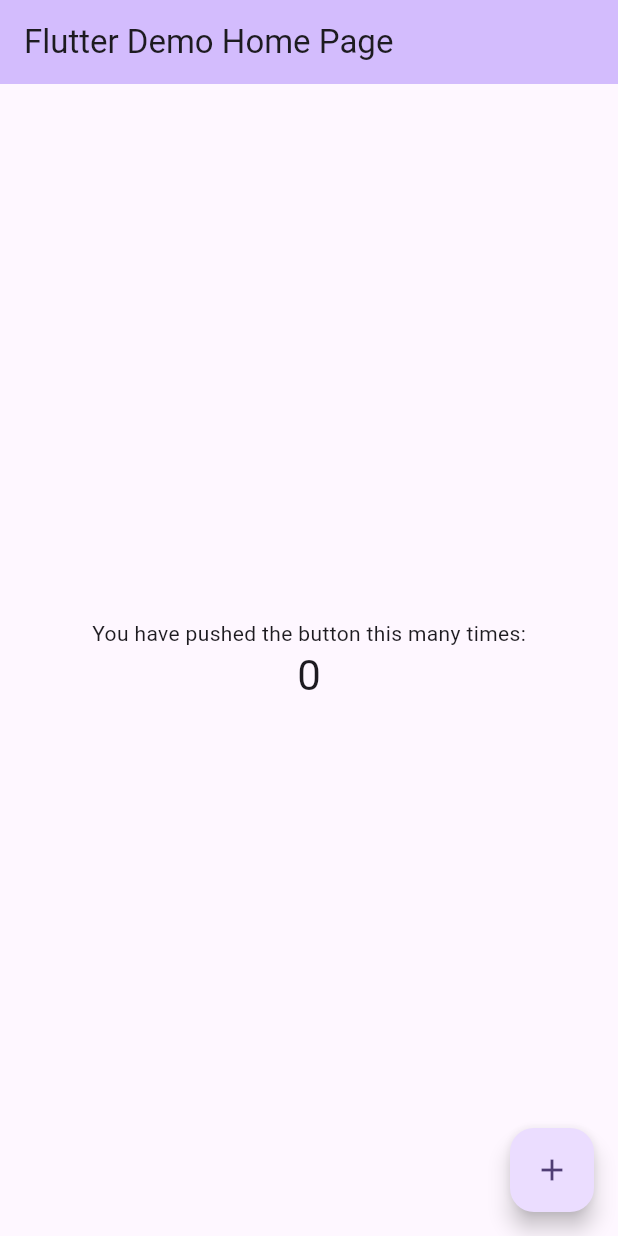
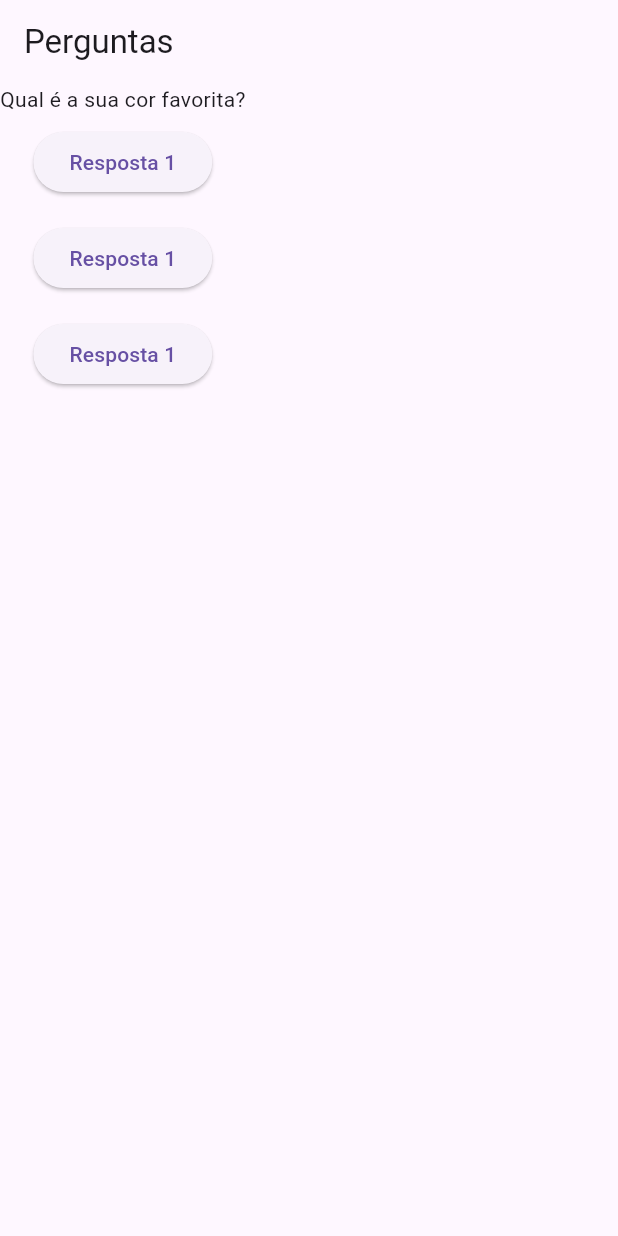
Before and after one commit to tiagors09/projeto_perguntas, a Flutter app: the screen it shows after launch, on a phone screen of 412 x 824 dp. Run offline on Flutter 3.47's test engine with Material 3 defaults, Android fonts, the phone set to English and light mode, and no system bars.

Commit message:
creating questions and answers

```diff
--- a/lib/main.dart
+++ b/lib/main.dart
@@ -1,69 +1,43 @@
 import 'package:flutter/material.dart';
 
-void main() {
-  runApp(const MyApp());
+main() {
+  runApp(PerguntaApp());
 }
 
-class MyApp extends StatelessWidget {
-  const MyApp({super.key});
-
+class PerguntaApp extends StatelessWidget {
   @override
   Widget build(BuildContext context) {
+    final List<String> perguntas = [
+      'Qual é a sua cor favorita?',
+      'Qual é o seu animal favorito?',
+    ];
+
     return MaterialApp(
-      title: 'Flutter Demo',
-      theme: ThemeData(
-        colorScheme: ColorScheme.fromSeed(seedColor: Colors.deepPurple),
-        useMaterial3: true,
-      ),
-      home: const MyHomePage(title: 'Flutter Demo Home Page'),
-    );
-  }
-}
-
-class MyHomePage extends StatefulWidget {
-  const MyHomePage({super.key, required this.title});
-
-  final String title;
-
-  @override
-  State<MyHomePage> createState() => _MyHomePageState();
-}
-
-class _MyHomePageState extends State<MyHomePage> {
-  int _counter = 0;
-
-  void _incrementCounter() {
-    setState(() {
-      _counter++;
-    });
-  }
-
-  @override
-  Widget build(BuildContext context) {
-    return Scaffold(
-      appBar: AppBar(
-        backgroundColor: Theme.of(context).colorScheme.inversePrimary,
-        title: Text(widget.title),
-      ),
-      body: Center(
-        child: Column(
-          mainAxisAlignment: MainAxisAlignment.center,
-          children: <Widget>[
-            const Text(
-              'You have pushed the button this many times:',
+      home: Scaffold(
+        appBar: AppBar(
+          title: Text('Perguntas'),
+        ),
+        body: Column(
+          children: [
+            Text(perguntas.elementAt(0)),
+            Padding(
+              padding: const EdgeInsets.all(8.0),
+              child:
+                  ElevatedButton(onPressed: () {}, child: Text('Resposta 1')),
             ),
-            Text(
-              '$_counter',
-              style: Theme.of(context).textTheme.headlineMedium,
+            Padding(
+              padding: const EdgeInsets.all(8.0),
+              child:
+                  ElevatedButton(onPressed: () {}, child: Text('Resposta 1')),
+            ),
+            Padding(
+              padding: const EdgeInsets.all(8.0),
+              child:
+                  ElevatedButton(onPressed: () {}, child: Text('Resposta 1')),
             ),
           ],
         ),
       ),
-      floatingActionButton: FloatingActionButton(
-        onPressed: _incrementCounter,
-        tooltip: 'Increment',
-        child: const Icon(Icons.add),
-      ),
     );
   }
 }
```
